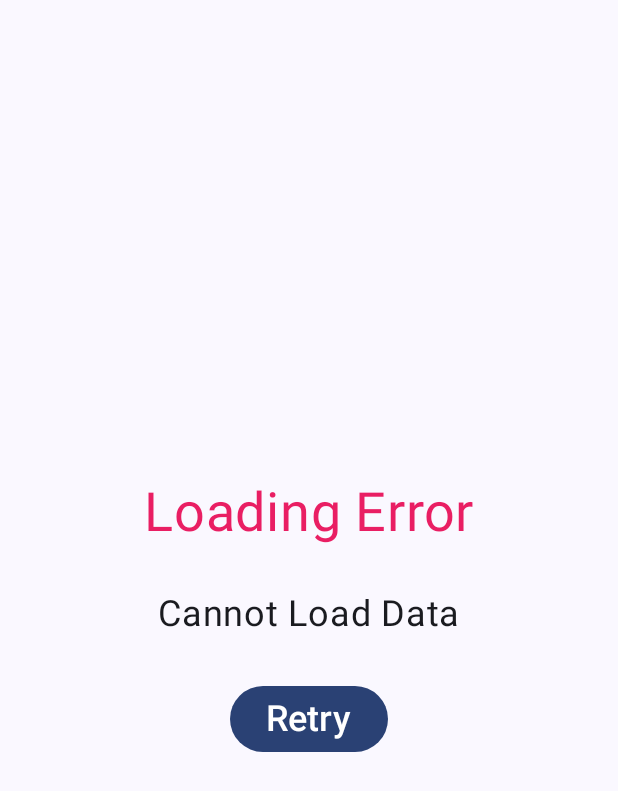
After one commit to bajajku/FlowerShop, an Android app built with Jetpack Compose: the composable ErrorBody shown on its own in the app's theme, on a phone screen of 412 x 824 dp. The commit adds this screen. Shown: the top 791 px of the screen. Run offline under Robolectric (Android 15) with nearby library versions, the phone set to English and light mode, and no system bars.

Commit message:
added FlowerDataRepository, FakeFlowerDataRepository and upsated flowerListUiStateui.

```diff
--- /dev/null
+++ b/app/src/main/java/sheridan/bajajku/flowershop/ui/flower_list/ErrorBody.kt
@@ -0,0 +1,58 @@
+package sheridan.bajajku.flowershop.ui.flower_list
+
+import androidx.compose.foundation.layout.Arrangement
+import androidx.compose.foundation.layout.Column
+import androidx.compose.foundation.layout.fillMaxSize
+import androidx.compose.material3.Button
+import androidx.compose.material3.Text
+import androidx.compose.runtime.Composable
+import androidx.compose.ui.Alignment
+import androidx.compose.ui.Modifier
+import androidx.compose.ui.res.colorResource
+import androidx.compose.ui.res.stringResource
+import androidx.compose.ui.tooling.preview.Preview
+import androidx.compose.ui.unit.dp
+import androidx.compose.ui.unit.sp
+import sheridan.bajajku.flowershop.R
+import sheridan.bajajku.flowershop.ui.theme.FlowerShopTheme
+
+@Composable
+fun ErrorBody(onRetry: () -> Unit, modifier: Modifier = Modifier
+) {
+    Column(
+        verticalArrangement = Arrangement.spacedBy(
+            space = 32.dp,
+            alignment = Alignment.CenterVertically
+        ),
+        horizontalAlignment = Alignment.CenterHorizontally,
+        modifier = modifier.fillMaxSize()
+    ) {
+        Text(
+            text = stringResource(R.string.loading_error),
+            fontSize = 36.sp,
+            color = colorResource(id = R.color.pink_500)
+        )
+        Text(
+            text = stringResource(R.string.cannot_load_data),
+            fontSize = 24.sp
+        )
+        Button(
+            onClick = onRetry
+        ) {
+            Text(
+                text = stringResource(R.string.retry_button_label),
+                fontSize = 24.sp
+            )
+        }
+    }
+}
+
+@Preview(showBackground = true)
+@Composable
+fun ErrorBodyPreview(){
+    FlowerShopTheme {
+        ErrorBody(
+            onRetry = {}
+        )
+    }
+}
--- a/app/src/main/java/sheridan/bajajku/flowershop/ui/flower_list/flowerListScreen.kt
+++ b/app/src/main/java/sheridan/bajajku/flowershop/ui/flower_list/flowerListScreen.kt
@@ -36,6 +36,10 @@ fun FlowerListScreen(
                 flowerList = uiState.flowers,
                 modifier = modifier.padding(innerPadding)
             )
+            is flowerListUiState.Loading -> LoadingBody()
+            is flowerListUiState.Error -> ErrorBody(
+                onRetry = viewModel::reloadFlowerList
+            )
         }
     }
 }
--- a/app/src/main/java/sheridan/bajajku/flowershop/ui/flower_list/flowerListUiState.kt
+++ b/app/src/main/java/sheridan/bajajku/flowershop/ui/flower_list/flowerListUiState.kt
@@ -6,5 +6,7 @@ sealed interface flowerListUiState{
 
     data class Loaded(val flowers: List<Flower>):flowerListUiState
 
+    object Loading: flowerListUiState
+    object Error: flowerListUiState
 
 }
--- a/app/src/main/res/values/colors.xml
+++ b/app/src/main/res/values/colors.xml
@@ -5,6 +5,9 @@
     <color name="purple_700">#FF3700B3</color>
     <color name="teal_200">#FF03DAC5</color>
     <color name="teal_700">#FF018786</color>
+    <color name="pink_500">#E91E63</color>
     <color name="black">#FF000000</color>
     <color name="white">#FFFFFFFF</color>
+    <color name="green_500">#4CAF50</color>
+
 </resources>
--- a/app/src/main/res/values/strings.xml
+++ b/app/src/main/res/values/strings.xml
@@ -3,4 +3,9 @@
 
     <string name="back_button">Back</string>
     <string name="list_title">Flower List</string>
+    <string name="loading_error">Loading Error</string>
+    <string name="cannot_load_data">Cannot Load Data</string>
+    <string name="retry_button_label">Retry</string>
+    <string name="loading_data">Loading Data</string>
+    <string name="fake_delay">Faks Delay, 2s</string>
 </resources>
--- a/build.gradle.kts
+++ b/build.gradle.kts
@@ -2,4 +2,6 @@
 plugins {
     id("com.android.application") version "8.1.1" apply false
     id("org.jetbrains.kotlin.android") version "1.8.10" apply false
+
+    id("com.google.dagger.hilt.android") version "2.44.2" apply false
 }
```
Also changed, not shown: app/build.gradle.kts (+10 -3 lines), app/src/main/java/sheridan/bajajku/flowershop/data/repository/FakeFlowerDataRepository.kt (added, +15 -0 lines), app/src/main/java/sheridan/bajajku/flowershop/data/repository/FlowerDataRepository.kt (added, +7 -0 lines), app/src/main/java/sheridan/bajajku/flowershop/data/repository/RepositoryModule.kt (added, +16 -0 lines), app/src/main/java/sheridan/bajajku/flowershop/ui/flower_list/FlowerListViewModel.kt (+35 -3 lines), app/src/main/java/sheridan/bajajku/flowershop/ui/flower_list/LoadingBody.kt (added, +46 -0 lines).
